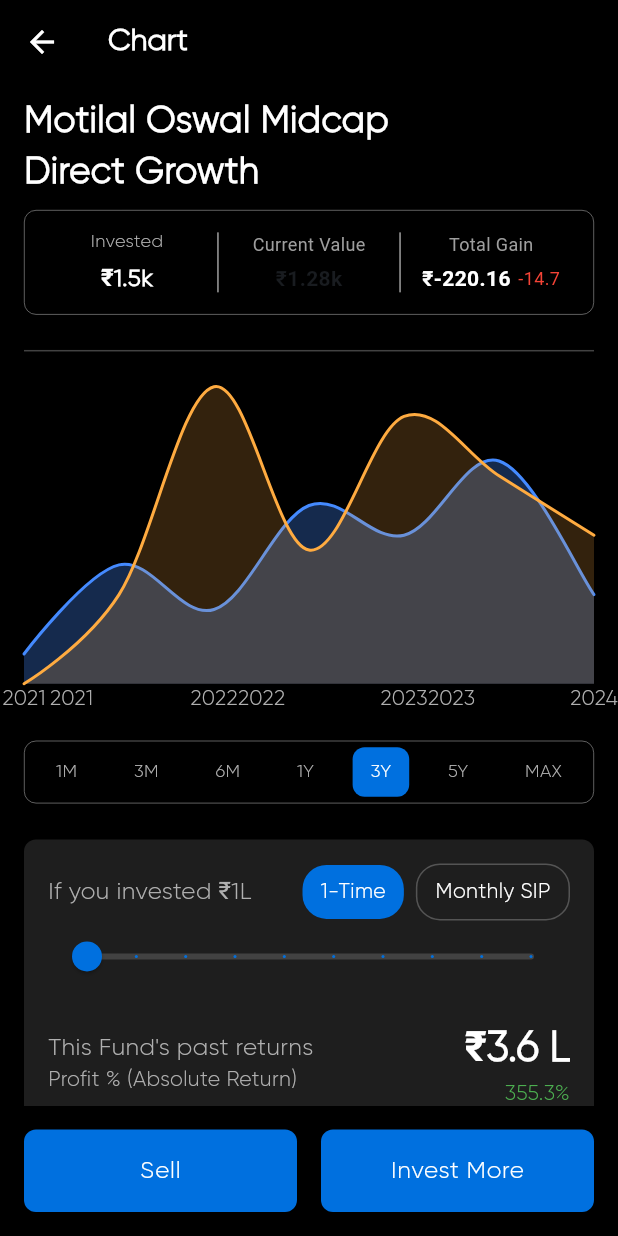
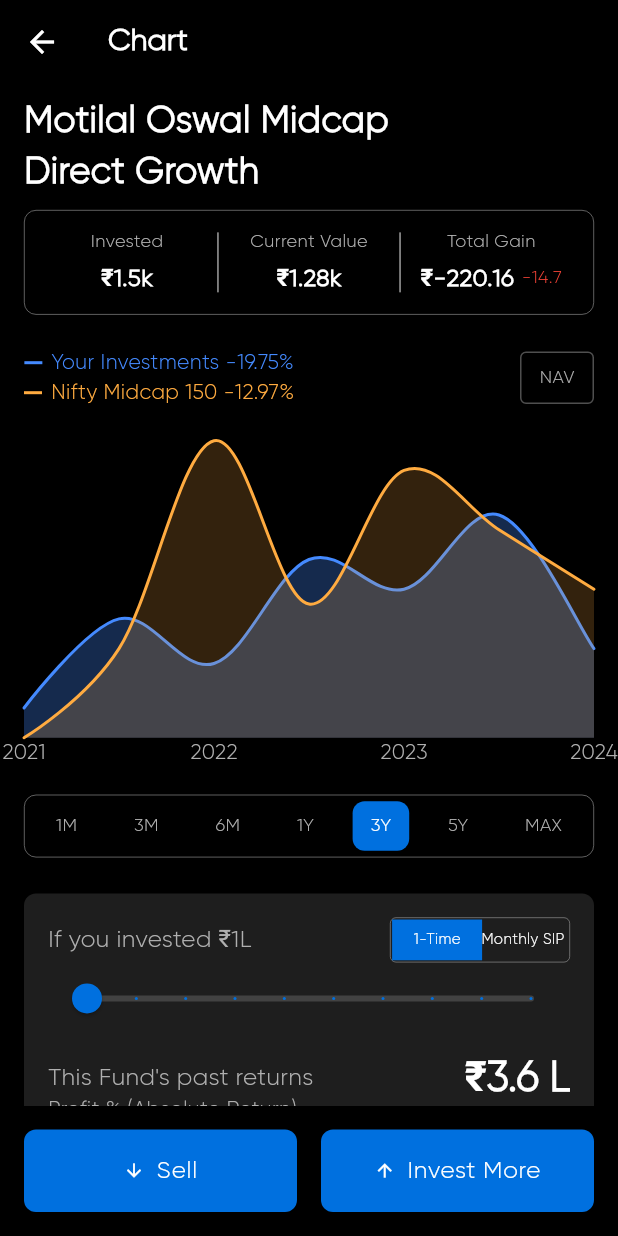
Before and after one commit to Sarthak-source/mutual_fund_watchlist, a Flutter app: the HomeScreen screen opened by its route, item 2 of the bottom bar chosen, after a tap on "Sell", on a phone screen of 412 x 824 dp. Run offline on Flutter 3.47's test engine with Material 3 defaults, Android fonts, the light colour scheme and no system bars; drawn by our look-alikes of fl_chart; our stand-ins replace dartz, dio, equatable, flutter_bloc, flutter_svg, get_it and 4 more; accounts and stored records are empty.

Commit message:
DESGINE FIX

```diff
--- a/lib/features/chart/presentation/pages/chart_page.dart
+++ b/lib/features/chart/presentation/pages/chart_page.dart
@@ -27,11 +27,11 @@
   final List<FlSpot> _niftyMidcapData = [
     const FlSpot(0, 1.0),
     const FlSpot(1, 1.6),
-    const FlSpot(2, 3),
+    const FlSpot(2, 3.0),
     const FlSpot(3, 1.9),
     const FlSpot(4, 2.8),
     const FlSpot(5, 2.4),
-    const FlSpot(6, 2),
+    const FlSpot(6, 2.0),
   ];
 
   // Example bar chart data (e.g. monthly returns)
@@ -107,23 +107,21 @@
                     margin: const EdgeInsets.symmetric(horizontal: 8),
                   ),
                   // Second column: Current Value
-                  const Expanded(
+                  Expanded(
                     child: Column(
                       mainAxisSize: MainAxisSize.min,
                       crossAxisAlignment: CrossAxisAlignment.center,
                       children: [
                         Text(
                           'Current Value',
-                          style: TextStyle(
-                            fontSize: 12,
-                            color: Colors.grey,
+                          style: AppStyles.caption.copyWith(
+                            color: AppColors.textSecondary,
                           ),
                         ),
-                        SizedBox(height: 4),
+                        const SizedBox(height: 4),
                         Text(
                           '₹1.28k',
-                          style: TextStyle(
-                            fontSize: 14,
+                          style: AppStyles.bodyMedium.copyWith(
                             fontWeight: FontWeight.bold,
                           ),
                         ),
@@ -138,38 +136,35 @@
                     margin: const EdgeInsets.symmetric(horizontal: 8),
                   ),
                   // Third column: Total Gain
-                  const Expanded(
+                  Expanded(
                     child: Column(
                       mainAxisSize: MainAxisSize.min,
                       crossAxisAlignment: CrossAxisAlignment.center,
                       children: [
                         Text(
                           'Total Gain',
-                          style: TextStyle(
-                            fontSize: 12,
-                            color: Colors.grey,
+                          style: AppStyles.caption.copyWith(
+                            color: AppColors.textSecondary,
                           ),
                         ),
-                        SizedBox(height: 4),
+                        const SizedBox(height: 4),
                         // Value and percentage in a row
                         Row(
                           mainAxisSize: MainAxisSize.min,
                           children: [
                             Text(
                               '₹-220.16',
-                              style: TextStyle(
-                                  fontSize: 14,
-                                  fontWeight: FontWeight.bold,
-                                  color: Colors.white,
-                                  overflow: TextOverflow.ellipsis),
+                              style: AppStyles.bodyMedium.copyWith(
+                                fontWeight: FontWeight.bold,
+                                color: Colors.white,
+                              ),
                             ),
-                            SizedBox(width: 5),
+                            const SizedBox(width: 5),
                             Text(
                               '-14.7',
-                              style: TextStyle(
-                                  fontSize: 12,
-                                  color: Colors.red,
-                                  overflow: TextOverflow.ellipsis),
+                              style: AppStyles.caption.copyWith(
+                                color: Colors.red,
+                              ),
                             ),
                           ],
                         ),
@@ -180,20 +175,88 @@
               ),
             ),
 
-            const SizedBox(height: 16),
-            const Divider(color: AppColors.divider),
-            const SizedBox(height: 16),
+            const SizedBox(height: 22),
+            Row(
+              mainAxisAlignment: MainAxisAlignment.spaceBetween,
+              children: [
+                Column(
+                  mainAxisAlignment: MainAxisAlignment.spaceEvenly,
+                  children: [
+                    // Your Investments
+                    Row(
+                      children: [
+                        // Colored line
+                        Container(
+                          width: 12,
+                          height: 2,
+                          color: Colors.blueAccent, // Blue color
+                        ),
+                        const SizedBox(width: 6),
+                        // Text
+                        Text(
+                          'Your Investments -19.75%',
+                          style: AppStyles.caption.copyWith(
+                            fontSize: 14,
+                            color: Colors.blueAccent, // Same blue color
+                          ),
+                        ),
+                      ],
+                    ),
+
+                    // Nifty Midcap 150
+                    Row(
+                      children: [
+                        // Colored line
+                        Container(
+                          width: 12,
+                          height: 2,
+                          color: Colors.orangeAccent, // Yellow color
+                        ),
+                        const SizedBox(width: 6),
+                        // Text
+                        Text(
+                          'Nifty Midcap 150 -12.97%',
+                          style: AppStyles.caption.copyWith(
+                            fontSize: 14,
+                            color: Colors.orangeAccent, // Same yellow color
+                          ),
+                        ),
+                      ],
+                    ),
+                  ],
+                ),
+                Container(
+                  padding:
+                      const EdgeInsets.symmetric(horizontal: 12, vertical: 8),
+                  decoration: BoxDecoration(
+                    border: Border.all(color: const Color(0xFF4F4F4F)),
+                    borderRadius: BorderRadius.circular(4),
+                  ),
+                  child: Text(
+                    'NAV',
+                    style: AppStyles.caption.copyWith(
+                      color: const Color.fromARGB(255, 173, 173, 173),
+                    ),
+                  ),
+                ),
+              ],
+            ),
+            const SizedBox(height: 22),
 
             // ---- CHART SECTION (TWO LINES) ----
             SizedBox(
               height: 220,
               child: LineChart(
                 LineChartData(
+                  // FIX: Set these to ensure we only label x=0..6
+                  minX: 0,
+                  maxX: 6,
+
                   backgroundColor: Colors.transparent,
                   gridData: const FlGridData(
                     show: true,
                     drawVerticalLine: false,
-                    drawHorizontalLine: false, // Disable horizontal lines here
+                    drawHorizontalLine: false, // Disable horizontal lines
                   ),
                   borderData: FlBorderData(show: false),
                   titlesData: FlTitlesData(
@@ -201,28 +264,41 @@
                     bottomTitles: AxisTitles(
                       sideTitles: SideTitles(
                         showTitles: true,
+                        // FIX: Set interval so it only shows 0,2,4,6
+                        interval: 2,
                         reservedSize: 22,
                         getTitlesWidget: (double value, TitleMeta meta) {
-                          String text = '';
                           switch (value.toInt()) {
                             case 0:
-                              text = '2021';
-                              break;
+                              return Text(
+                                '2021',
+                                style: AppStyles.bodySmall.copyWith(
+                                  color: AppColors.textSecondary,
+                                ),
+                              );
                             case 2:
-                              text = '2022';
-                              break;
+                              return Text(
+                                '2022',
+                                style: AppStyles.bodySmall.copyWith(
+                                  color: AppColors.textSecondary,
+                                ),
+                              );
                             case 4:
-                              text = '2023';
-                              break;
+                              return Text(
+                                '2023',
+                                style: AppStyles.bodySmall.copyWith(
+                                  color: AppColors.textSecondary,
+                                ),
+                              );
                             case 6:
-                              text = '2024';
-                              break;
+                              return Text(
+                                '2024',
+                                style: AppStyles.bodySmall.copyWith(
+                                  color: AppColors.textSecondary,
+                                ),
+                              );
                           }
-                          return Text(
-                            text,
-                            style: AppStyles.bodySmall
-                                .copyWith(color: AppColors.textSecondary),
-                          );
+                          return const SizedBox.shrink();
                         },
                       ),
                     ),
@@ -277,8 +353,7 @@
                   color: Colors.grey, // Set the color of the border
                   width: 0.4, // Set the width of the border
                 ),
-                borderRadius:
-                    BorderRadius.circular(8), // Optional: rounded corners
+                borderRadius: BorderRadius.circular(8), // Rounded corners
               ),
               padding: const EdgeInsets.symmetric(horizontal: 2, vertical: 4),
               child: Row(
@@ -327,7 +402,6 @@
 
             // ---- INVESTMENT INFO SECTION ----
             const FundReturnsWidget(),
-
             const SizedBox(height: 16),
           ],
         ),
@@ -337,7 +411,7 @@
         child: Row(
           children: [
             Expanded(
-              child: ElevatedButton(
+              child: ElevatedButton.icon(
                 style: ElevatedButton.styleFrom(
                   backgroundColor: AppColors.primary,
                   padding: const EdgeInsets.symmetric(vertical: 16),
@@ -348,12 +422,17 @@
                 onPressed: () {
                   // SELL action
                 },
-                child: const Text('Sell', style: AppStyles.button),
+                icon: const Icon(
+                  Icons.arrow_downward,
+                  color: AppColors.textPrimary,
+                  size: 14,
+                ),
+                label: const Text('Sell', style: AppStyles.button),
               ),
             ),
             const SizedBox(width: 16),
             Expanded(
-              child: ElevatedButton(
+              child: ElevatedButton.icon(
                 style: ElevatedButton.styleFrom(
                   backgroundColor: AppColors.primary,
                   padding: const EdgeInsets.symmetric(vertical: 16),
@@ -364,7 +443,12 @@
                 onPressed: () {
                   // INVEST MORE action
                 },
-                child: const Text('Invest More', style: AppStyles.button),
+                icon: const Icon(
+                  Icons.arrow_upward,
+                  color: AppColors.textPrimary,
+                  size: 14,
+                ),
+                label: const Text('Invest More', style: AppStyles.button),
               ),
             ),
           ],
@@ -373,66 +457,3 @@
     );
   }
 }
-
-// ---- SUPPORTING WIDGETS ----
-
-class _StatTile extends StatelessWidget {
-  final String label;
-  final String value;
-  final String change;
-
-  const _StatTile({
-    super.key,
-    required this.label,
-    required this.value,
-    required this.change,
-  });
-
-  @override
-  Widget build(BuildContext context) {
-    bool isNegative = change.contains('-');
-    Color changeColor = isNegative ? Colors.redAccent : Colors.greenAccent;
-
-    return Column(
-      crossAxisAlignment: CrossAxisAlignment.start,
-      children: [
-        Text(label,
-            style:
-                AppStyles.bodySmall.copyWith(color: AppColors.textSecondary)),
-        const SizedBox(height: 4),
-        Text(value, style: AppStyles.h4.copyWith(color: AppColors.textPrimary)),
-        const SizedBox(height: 2),
-        Text(
-          change,
-          style: AppStyles.bodySmall.copyWith(color: changeColor),
-        ),
-      ],
-    );
-  }
-}
-
-class _ReturnStat extends StatelessWidget {
-  final String label;
-  final String value;
-
-  const _ReturnStat({super.key, required this.label, required this.value});
-
-  @override
-  Widget build(BuildContext context) {
-    return Expanded(
-      child: Column(
-        crossAxisAlignment: CrossAxisAlignment.start,
-        children: [
-          Text(label,
-              style:
-                  AppStyles.bodySmall.copyWith(color: AppColors.textSecondary)),
-          const SizedBox(height: 4),
-          Text(
-            value,
-            style: AppStyles.h4.copyWith(color: AppColors.textPrimary),
-          ),
-        ],
-      ),
-    );
-  }
-}
--- a/lib/features/chart/presentation/widget/fund_return_cart.dart
+++ b/lib/features/chart/presentation/widget/fund_return_cart.dart
@@ -6,14 +6,14 @@
 /// Example of a widget matching the provided design screenshot.
 /// Replace `AppColors` and `AppStyles` with your own theme classes/values.
 class FundReturnsWidget extends StatefulWidget {
-  const FundReturnsWidget({super.key});
+  const FundReturnsWidget({Key? key}) : super(key: key);
 
   @override
   State<FundReturnsWidget> createState() => _FundReturnsWidgetState();
 }
 
 class _FundReturnsWidgetState extends State<FundReturnsWidget> {
-  double _investedAmount = 1.0; // 1L to 10L
+  double _investedAmount = 1.0; // Represents 1L to 10L
 
   @override
   Widget build(BuildContext context) {
@@ -26,7 +26,7 @@
       child: Column(
         crossAxisAlignment: CrossAxisAlignment.start,
         children: [
-          // Top row: "If you invested ₹1L" + toggle (1-Time / Monthly SIP)
+          // Top row: "If you invested ₹1L" and toggle buttons for "1-Time" and "Monthly SIP"
           Row(
             mainAxisAlignment: MainAxisAlignment.spaceBetween,
             children: [
@@ -36,50 +36,9 @@
                   color: AppColors.textSecondary,
                 ),
               ),
-              // Toggle Buttons for "1-Time" and "Monthly SIP"
-              Row(
-                children: [
-                  // 1-Time
-                  Container(
-                    padding: const EdgeInsets.symmetric(
-                      horizontal: 12,
-                      vertical: 8,
-                    ),
-                    decoration: BoxDecoration(
-                      color: AppColors.primary,
-                      borderRadius: BorderRadius.circular(16),
-                    ),
-                    child: Text(
-                      '1-Time',
-                      style: AppStyles.bodySmall.copyWith(
-                        color: Colors.white,
-                      ),
-                    ),
-                  ),
-                  const SizedBox(width: 8),
-                  // Monthly SIP
-                  Container(
-                    padding: const EdgeInsets.symmetric(
-                      horizontal: 12,
-                      vertical: 8,
-                    ),
-                    decoration: BoxDecoration(
-                      color: Colors.transparent,
-                      border: Border.all(color: Colors.white24),
-                      borderRadius: BorderRadius.circular(16),
-                    ),
-                    child: Text(
-                      'Monthly SIP',
-                      style: AppStyles.bodySmall.copyWith(
-                        color: Colors.white,
-                      ),
-                    ),
-                  ),
-                ],
-              ),
+              const CustomToggleButtonInline(),
             ],
           ),
-
           // Slider from 1L to 10L
           Slider(
             value: _investedAmount,
@@ -95,17 +54,10 @@
               });
             },
           ),
-
           const SizedBox(height: 8),
-
-          // "If you invested ₹1L in this fund, your current value would be"
-          // In your screenshot, this line is present. Adjust as needed:
-
-          const SizedBox(height: 8),
-
-
-          // "This Fund's past returns" + "Profit % (Absolute Return)"
-          // plus the large green figure on the right (₹3.6L, 355.3%)
+          // Additional text can be inserted here if needed
+          //const SizedBox(height: 8),
+          // Row displaying fund return info and profit percentage
           Row(
             mainAxisAlignment: MainAxisAlignment.spaceBetween,
             children: [
@@ -145,10 +97,8 @@
               ),
             ],
           ),
-
           const SizedBox(height: 16),
-
-          // The 3-bar chart: Saving A/C, Category Avg., Direct Plan
+          // 3-bar chart: Saving A/C, Category Avg., Direct Plan
           SizedBox(
             height: 200,
             child: BarChart(
@@ -156,14 +106,8 @@
                 alignment: BarChartAlignment.spaceAround,
                 minY: 0,
                 maxY: 5, // a bit above the largest bar (4.55)
-                gridData: FlGridData(
-                  show: true,
-                  drawVerticalLine: false,
-                  getDrawingHorizontalLine: (value) => FlLine(
-                    color: AppColors.divider,
-                    strokeWidth: 1,
-                  ),
-                ),
+                // Remove all grid lines by disabling the grid
+                gridData: const FlGridData(show: false),
                 borderData: FlBorderData(show: false),
                 titlesData: FlTitlesData(
                   leftTitles: const AxisTitles(
@@ -209,38 +153,38 @@
                   ),
                 ),
                 barGroups: [
-                  // 1) Saving A/C => ~1.19
+                  // Bar for Saving A/C (approx. 1.19)
                   BarChartGroupData(
                     x: 0,
                     barRods: [
                       BarChartRodData(
                         toY: 1.19,
                         color: Colors.green,
-                        width: 22,
+                        width: 50,
                         borderRadius: BorderRadius.circular(2),
                       ),
                     ],
                   ),
-                  // 2) Category Avg => ~3.63
+                  // Bar for Category Avg. (approx. 3.63)
                   BarChartGroupData(
                     x: 1,
                     barRods: [
                       BarChartRodData(
                         toY: 3.63,
                         color: Colors.green,
-                        width: 22,
+                        width: 50,
                         borderRadius: BorderRadius.circular(2),
                       ),
                     ],
                   ),
-                  // 3) Direct Plan => ~4.55
+                  // Bar for Direct Plan (approx. 4.55)
                   BarChartGroupData(
                     x: 2,
                     barRods: [
                       BarChartRodData(
                         toY: 4.55,
                         color: Colors.green,
-                        width: 22,
+                        width: 50,
                         borderRadius: BorderRadius.circular(2),
                       ),
                     ],
@@ -254,3 +198,87 @@
     );
   }
 }
+
+
+
+class CustomToggleButtonInline extends StatefulWidget {
+  const CustomToggleButtonInline({super.key});
+
+  @override
+  CustomToggleButtonInlineState createState() => CustomToggleButtonInlineState();
+}
+
+class CustomToggleButtonInlineState extends State<CustomToggleButtonInline> {
+  double xAlign = -1; // left selected by default
+
+  @override
+  Widget build(BuildContext context) {
+    const double toggleWidth = 120.0;
+    const double toggleHeight = 30.0;
+    const double halfWidth = toggleWidth / 2;
+
+    return Container(
+      width: toggleWidth,
+      height: toggleHeight,
+      decoration: BoxDecoration(
+        color: Colors.transparent,
+        borderRadius: BorderRadius.circular(4.0),
+        border: Border.all(color: Colors.grey,width: 0.4), // White border for the whole button
+      ),
+      child: Padding(
+        padding: const EdgeInsets.all(1.0),
+        child: Stack(
+          children: [
+            AnimatedAlign(
+              alignment: Alignment(xAlign, 0),
+              duration: const Duration(milliseconds: 300),
+              child: Container(
+                width: halfWidth,
+                height: toggleHeight,
+                color: AppColors.primary, // Primary color for active selection
+              ),
+            ),
+            GestureDetector(
+              onTap: () {
+                setState(() {
+                  xAlign = -1;
+                });
+              },
+              child: Align(
+                alignment: const Alignment(-1, 0),
+                child: Container(
+                  width: halfWidth,
+                  height: toggleHeight,
+                  alignment: Alignment.center,
+                  child: Text(
+                    '1-Time',
+                    style: AppStyles.bodySmall.copyWith(color: Colors.white,fontSize: 10), // Unselected text color white
+                  ),
+                ),
+              ),
+            ),
+            GestureDetector(
+              onTap: () {
+                setState(() {
+                  xAlign = 1;
+                });
+              },
+              child: Align(
+                alignment: const Alignment(1, 0),
+                child: Container(
+                  width: halfWidth,
+                  height: toggleHeight,
+                  alignment: Alignment.center,
+                  child: Text(
+                    'Monthly SIP',
+                    style: AppStyles.bodySmall.copyWith(color: Colors.white,fontSize: 10), // Unselected text color white
+                  ),
+                ),
+              ),
+            ),
+          ],
+        ),
+      ),
+    );
+  }
+}
--- a/lib/features/onboarding/presentation/widgets/bottom_nav_bar.dart
+++ b/lib/features/onboarding/presentation/widgets/bottom_nav_bar.dart
@@ -1,4 +1,5 @@
 import 'package:flutter/material.dart';
+import 'package:flutter_svg/flutter_svg.dart';
 
 /// Custom bottom navigation bar for the app
 class BottomNavBar extends StatelessWidget {
@@ -24,9 +25,9 @@
       child: Row(
         mainAxisAlignment: MainAxisAlignment.spaceAround,
         children: [
-          _buildNavItem(0, 'Home', Icons.home_outlined, Icons.home),
-          _buildNavItem(1, 'Charts', Icons.bar_chart_outlined, Icons.bar_chart),
-          _buildNavItem(2, 'Watchlist', Icons.bookmark_border_outlined, Icons.bookmark),
+          _buildNavItem(0, 'Home', 'assets/home.svg'),
+          _buildNavItem(1, 'Charts', 'assets/chat.svg'),
+          _buildNavItem(2, 'Watchlist', 'assets/watchlist.svg'),
         ],
       ),
     );
@@ -35,8 +36,7 @@
   Widget _buildNavItem(
     int index,
     String label,
-    IconData icon,
-    IconData activeIcon,
+    String svgPath,
   ) {
     final isSelected = currentIndex == index;
 
@@ -45,10 +45,14 @@
       child: Column(
         mainAxisAlignment: MainAxisAlignment.center,
         children: [
-          Icon(
-            isSelected ? activeIcon : icon,
-            color: isSelected ? Colors.blue : Colors.grey,
-            size: 24,
+          SvgPicture.asset(
+            svgPath,
+            width: 24,
+            height: 24,
+            colorFilter: ColorFilter.mode(
+              isSelected ? Colors.blue : Colors.grey,
+              BlendMode.srcIn,
+            ),
           ),
           const SizedBox(height: 4),
           Text(
--- a/lib/features/watchlist/presentation/widgets/mutual_fund_card.dart
+++ b/lib/features/watchlist/presentation/widgets/mutual_fund_card.dart
@@ -35,6 +35,10 @@
       child: Container(
         margin: const EdgeInsets.only(bottom: 12),
         decoration: BoxDecoration(
+          border: Border.all(
+    color: Colors.grey, // Same color as Divider
+    width: 0.2, // Same thickness as Divider
+  ),
           color: AppColors.cardBackground,
           borderRadius: BorderRadius.circular(12),
         ),
@@ -76,7 +80,9 @@
                   ),
                 ],
               ),
-              const SizedBox(height: 12),
+
+               const Divider(color: Colors.grey, thickness: 0.4),
+
               Text(
                 'Others | ${fund.category}',
                 style: AppStyles.bodySmall.copyWith(
@@ -123,7 +129,7 @@
     return Column(
       crossAxisAlignment: CrossAxisAlignment.start,
       children: [
-        Text(
+        const Text(
           'Exp. Ratio',
           style: AppStyles.caption,
         ),
```
Also changed, not shown: assets/chat.svg (added), assets/home.svg (added), assets/watchlist.svg (added).
